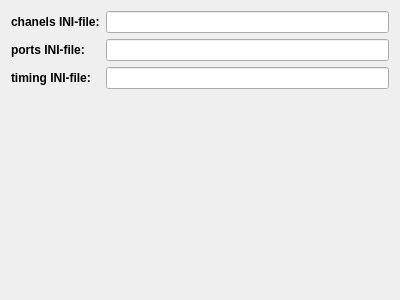
The window that plugins/qfe_alexcontrol/optionswidget.ui (jkriege2/QuickFit3) describes before a commit, drawn with Qt 5.
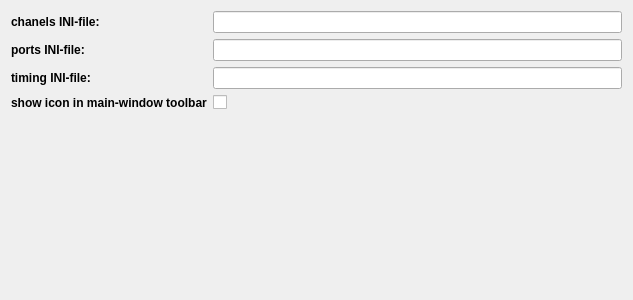
The same window after the commit. Custom widgets are drawn as their Qt base class.

```diff
--- a/plugins/qfe_alexcontrol/optionswidget.ui
+++ b/plugins/qfe_alexcontrol/optionswidget.ui
@@ -6,7 +6,7 @@
    <rect>
     <x>0</x>
     <y>0</y>
-    <width>400</width>
+    <width>633</width>
     <height>300</height>
    </rect>
   </property>
@@ -62,6 +62,26 @@
    <item row="4" column="1">
     <widget class="QFEnhancedLineEdit" name="edtTiming"/>
    </item>
+   <item row="5" column="0">
+    <widget class="QLabel" name="label_4">
+     <property name="font">
+      <font>
+       <weight>75</weight>
+       <bold>true</bold>
+      </font>
+     </property>
+     <property name="text">
+      <string>show icon in main-window toolbar</string>
+     </property>
+    </widget>
+   </item>
+   <item row="5" column="1">
+    <widget class="QCheckBox" name="chkShowToolbarIcon">
+     <property name="text">
+      <string/>
+     </property>
+    </widget>
+   </item>
   </layout>
  </widget>
  <customwidgets>
```
